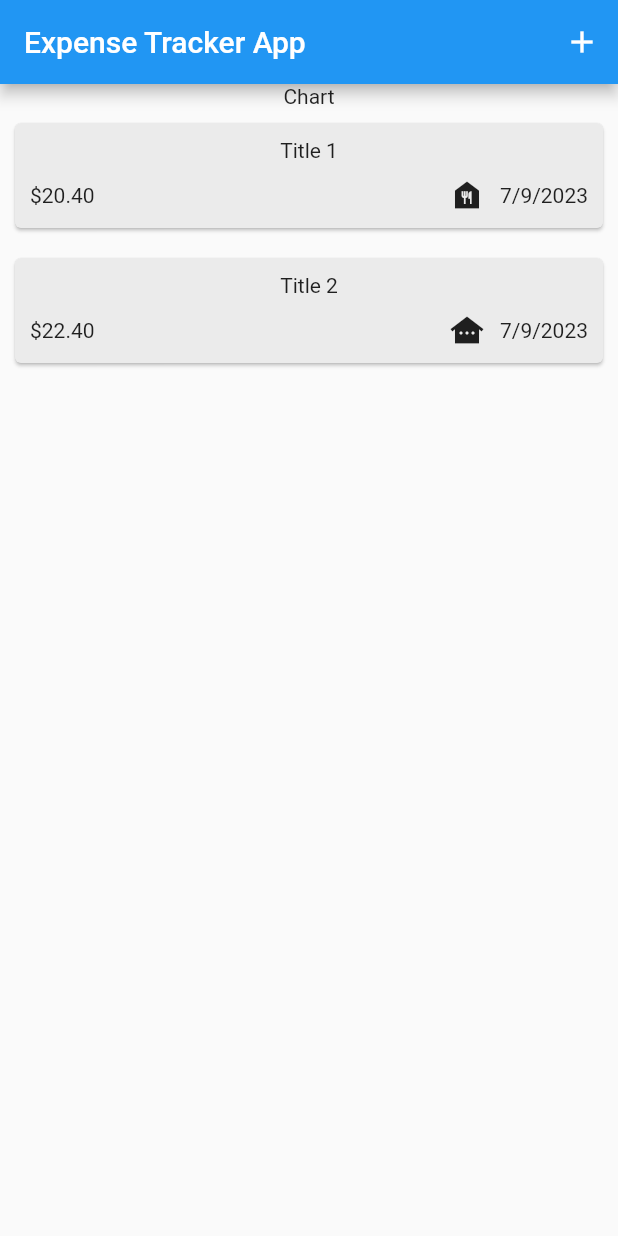
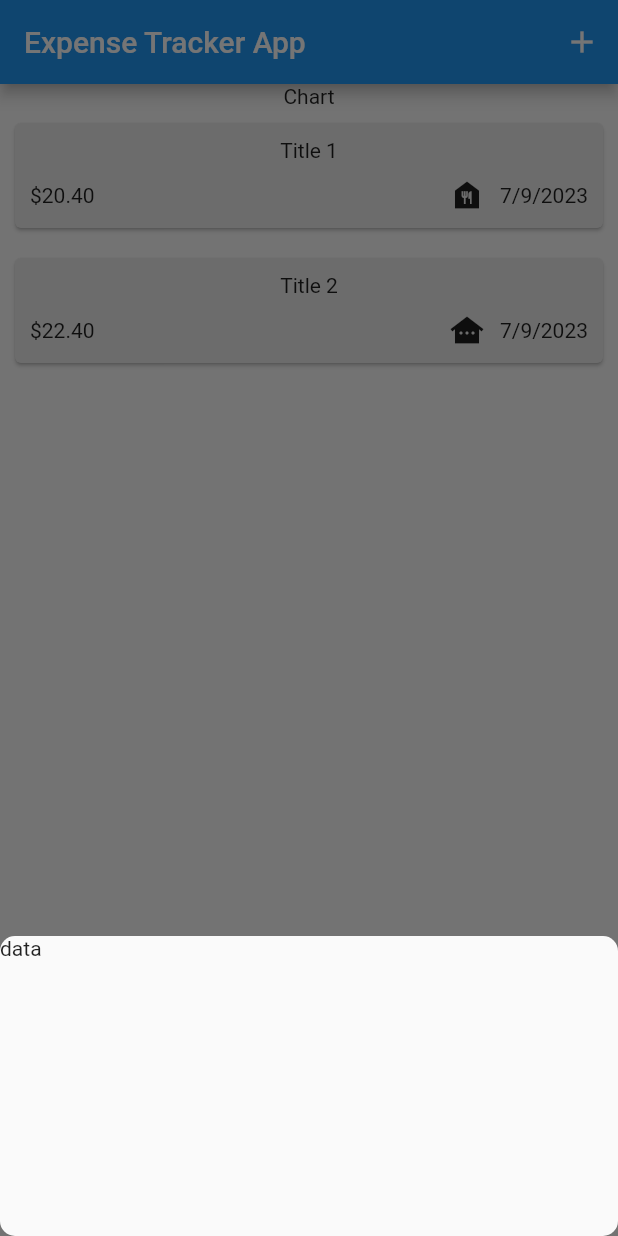
Before and after one commit to devxasd/expense_app, a Flutter app: the screen it shows after launch, after a tap on the "add" icon, on a phone screen of 412 x 824 dp. Run offline on Flutter 3.47's test engine with Material 2 defaults, Android fonts, the phone set to English and light mode, and no system bars.

```diff
--- a/lib/widgets/expenses.dart
+++ b/lib/widgets/expenses.dart
@@ -26,6 +26,21 @@ class _ExpensesState extends State<Expenses> {
     ),
   ];
 
+  void addExpenseOverlay() {
+    //context is automatically added by flutter
+    showModalBottomSheet(
+      context: context,
+      builder: (ctx) => const Text('data'),
+      constraints: const BoxConstraints(
+        minHeight: 200,
+        minWidth: double.infinity,
+      ),
+      shape: RoundedRectangleBorder(
+        borderRadius: BorderRadius.circular(10),
+      ),
+    );
+  }
+
   @override
   Widget build(context) {
     return Scaffold(
@@ -33,7 +48,7 @@ class _ExpensesState extends State<Expenses> {
           title: const Text('Expense Tracker App'),
           actions: [
             IconButton(
-              onPressed: () {},
+              onPressed: addExpenseOverlay,
               icon: const Icon(Icons.add),
             ),
           ],
```
